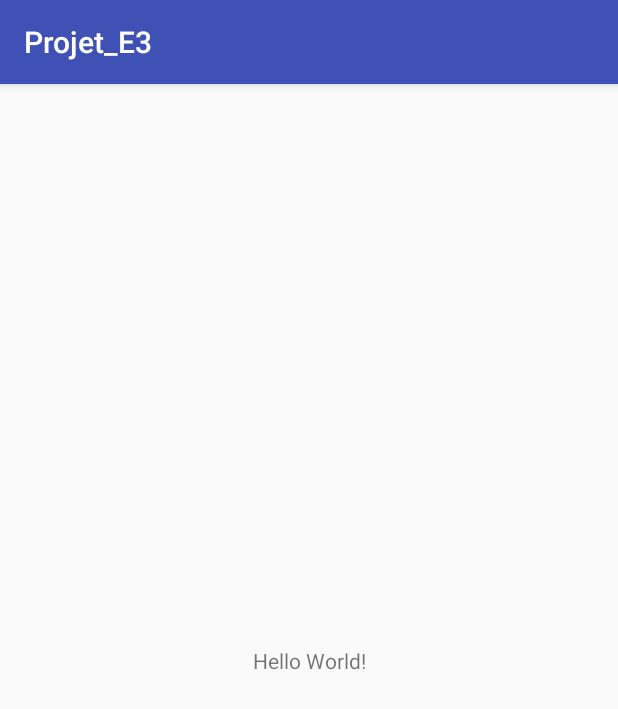
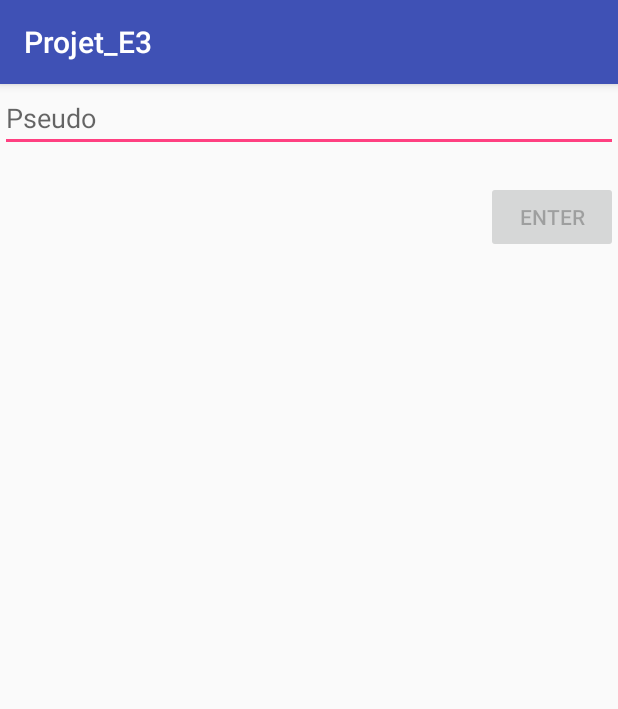
Before and after one commit to Arthlec/MeloMix, an Android app: the screen it shows after launch (MainActivity), on a phone screen of 412 x 824 dp. Shown: the top 709 px of the screen. Run offline under Robolectric (Android 15) with nearby library versions, the phone set to English and light mode, and no system bars.

Commit message:
2 activités sont créés : MainActivity pour rentrer le pseudo qui sera enregistrer en interne LogActivity "Wsh Bob"

```diff
--- a/app/src/main/AndroidManifest.xml
+++ b/app/src/main/AndroidManifest.xml
@@ -16,6 +16,7 @@
                 <category android:name="android.intent.category.LAUNCHER" />
             </intent-filter>
         </activity>
+        <activity android:name=".LogActivity"/>
     </application>
 
 </manifest>
--- a/app/src/main/java/projet_e3/esiee/com/projet_e3/MainActivity.java
+++ b/app/src/main/java/projet_e3/esiee/com/projet_e3/MainActivity.java
@@ -1,13 +1,89 @@
 package projet_e3.esiee.com.projet_e3;
 
+
+import android.content.Intent;
 import android.support.v7.app.AppCompatActivity;
 import android.os.Bundle;
+import android.text.Editable;
+import android.text.TextWatcher;
+import android.view.View;
+import android.widget.Button;
+import android.widget.EditText;
+import android.widget.TextView;
+import android.widget.Toast;
+
+
+import java.io.FileInputStream;
+import java.io.FileNotFoundException;
+import java.io.FileOutputStream;
+import java.io.IOException;
 
 public class MainActivity extends AppCompatActivity {
+
+    private String defaut = "Veuillez entrer un pseudo valide";
+    private String PERSONAL = "personal.txt";
+    private Button mEnter = null;
+
+    EditText pseudo = null;
+    TextView result = null;
 
     @Override
     protected void onCreate(Bundle savedInstanceState) {
         super.onCreate(savedInstanceState);
         setContentView(R.layout.activity_main);
+
+        //Récupération des vues
+        pseudo = findViewById(R.id.pseudo);
+        result = findViewById(R.id.result);
+
+        pseudo.addTextChangedListener(textWatcher);
+
+        mEnter = findViewById(R.id.enter);
+        mEnter.setEnabled(false);
+        mEnter.setOnClickListener(new View.OnClickListener() {
+            public void onClick(View pView) {
+                try {
+                    /* Ecrit dans un fichier interne le pseudo de l'utilisateur */
+                    // Flux interne
+                    FileOutputStream output = openFileOutput(PERSONAL, MODE_PRIVATE);
+                    // On écrit dans le flux interne
+                    output.write(pseudo.getText().toString().getBytes());
+
+                    if (output != null)
+                        output.close();
+                } catch (FileNotFoundException e) {
+                    e.printStackTrace();
+                } catch (IOException e) {
+                    e.printStackTrace();
+                }
+                Intent intent = new Intent(MainActivity.this, LogActivity.class);
+                startActivity(intent);
+            }
+        });
     }
+
+
+    private TextWatcher textWatcher = new TextWatcher() {
+
+        @Override
+        public void onTextChanged(CharSequence s, int start, int before, int count) {
+            if(s.toString().trim().length()==0){
+                mEnter.setEnabled(false);
+            } else {
+                mEnter.setEnabled(true);
+                result.setText(defaut);
+            }
+        }
+
+        @Override
+        public void beforeTextChanged(CharSequence s, int start, int count,
+                                      int after) {
+
+        }
+
+        @Override
+        public void afterTextChanged(Editable s) {
+
+        }
+    };
 }
--- a/app/src/main/res/layout/activity_main.xml
+++ b/app/src/main/res/layout/activity_main.xml
@@ -1,18 +1,32 @@
 <?xml version="1.0" encoding="utf-8"?>
-<android.support.constraint.ConstraintLayout xmlns:android="http://schemas.android.com/apk/res/android"
-    xmlns:app="http://schemas.android.com/apk/res-auto"
+<LinearLayout xmlns:android="http://schemas.android.com/apk/res/android"
     xmlns:tools="http://schemas.android.com/tools"
-    android:layout_width="match_parent"
-    android:layout_height="match_parent"
+    android:layout_width="fill_parent"
+    android:layout_height="fill_parent"
+    android:orientation="vertical"
     tools:context=".MainActivity">
 
+    <EditText
+        android:id="@+id/pseudo"
+        android:layout_width="fill_parent"
+        android:layout_height="wrap_content"
+        android:inputType="textPersonName|textCapSentences"
+        android:layout_gravity="center"
+        android:gravity="bottom"
+        android:digits="abcdefghijklmnopqrstuvwxyzABCDEFGHIJKLMNOPQRSTUVWXYZ1234567890 "
+        android:hint="@string/pseudo" />
+
     <TextView
+        android:id="@+id/result"
+        android:layout_width="fill_parent"
+        android:layout_height="wrap_content"
+        android:layout_gravity="bottom"
+        android:text="" />
+
+    <Button
+        android:id="@+id/enter"
         android:layout_width="wrap_content"
         android:layout_height="wrap_content"
-        android:text="Hello World!"
-        app:layout_constraintBottom_toBottomOf="parent"
-        app:layout_constraintLeft_toLeftOf="parent"
-        app:layout_constraintRight_toRightOf="parent"
-        app:layout_constraintTop_toTopOf="parent" />
-
-</android.support.constraint.ConstraintLayout>
+        android:layout_gravity="bottom|end"
+        android:text="@string/enter" />
+</LinearLayout>
--- a/app/src/main/res/values/strings.xml
+++ b/app/src/main/res/values/strings.xml
@@ -1,3 +1,5 @@
 <resources>
     <string name="app_name">Projet_E3</string>
+    <string name="pseudo">Pseudo</string>
+    <string name="enter">Enter</string>
 </resources>
```
Also changed, not shown: app/src/main/java/projet_e3/esiee/com/projet_e3/LogActivity.java (added, +47 -0 lines), app/src/main/res/layout/log_activity.xml (added, +18 -0 lines).
